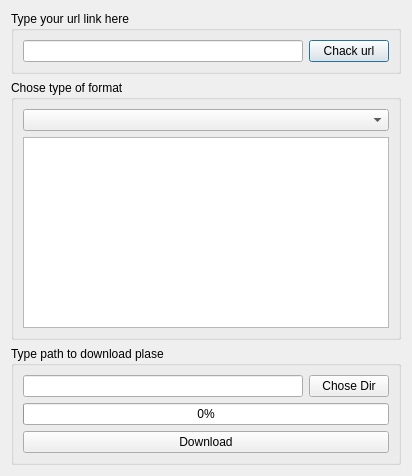
First picture: the form in Ui_YouD/Ui_YouD.ui, repository shuforov/YouD, before the edit.
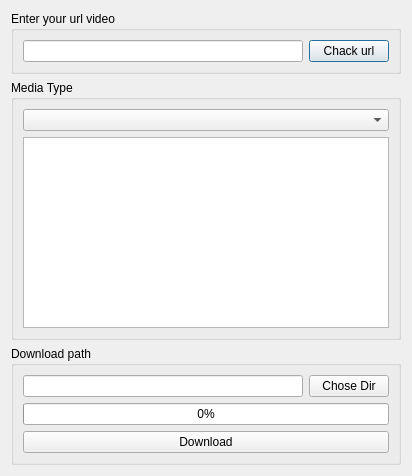
Second picture: the form after the edit. Icons and pictures are not drawn.

```diff
--- a/Ui_YouD/Ui_YouD.ui
+++ b/Ui_YouD/Ui_YouD.ui
@@ -23,7 +23,7 @@
      <item>
       <widget class="QGroupBox" name="UrlGroup">
        <property name="title">
-        <string>Type your url link here</string>
+        <string>Enter your url video</string>
        </property>
        <layout class="QVBoxLayout" name="verticalLayout_5">
         <item>
@@ -46,7 +46,7 @@
      <item>
       <widget class="QGroupBox" name="FormatGroup">
        <property name="title">
-        <string>Chose type of format</string>
+        <string>Media Type</string>
        </property>
        <layout class="QVBoxLayout" name="verticalLayout_7">
         <item>
@@ -65,7 +65,7 @@
      <item>
       <widget class="QGroupBox" name="DownloadGroup">
        <property name="title">
-        <string>Type path to download plase</string>
+        <string>Download path</string>
        </property>
        <layout class="QVBoxLayout" name="verticalLayout_8">
         <item>
```
Left out of the diff: 2 changed lines with no effect on the pictures.
